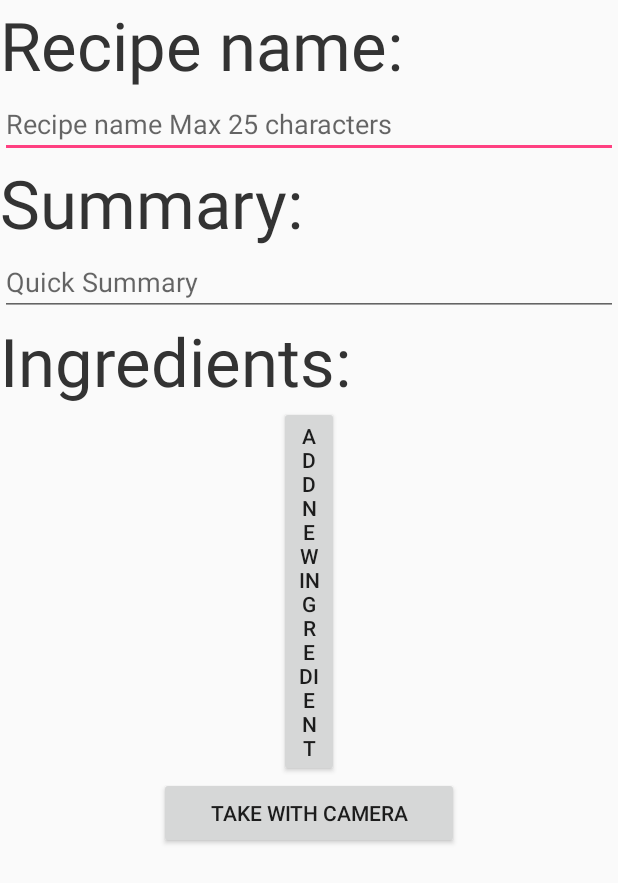
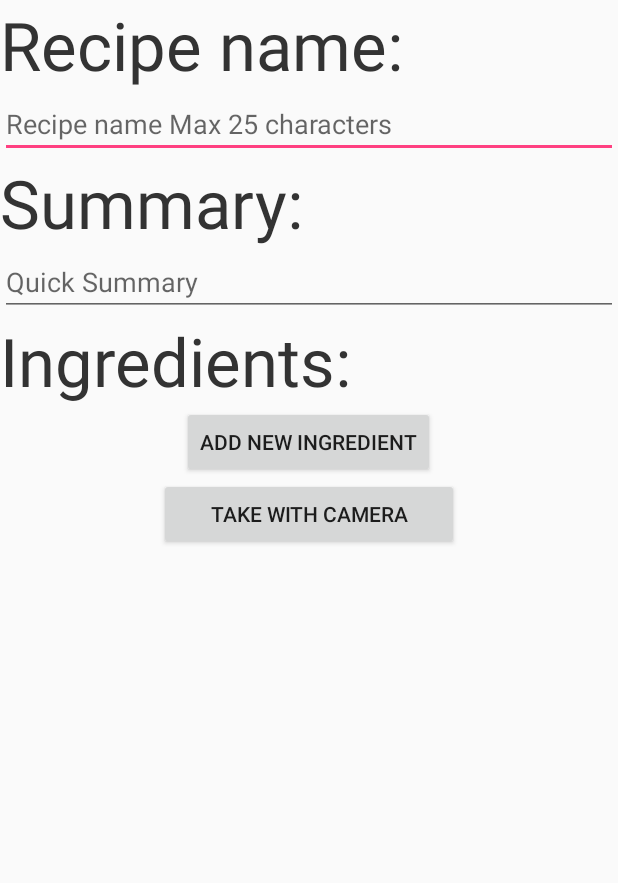
Before and after one commit to Telerik-Android/WhatRecipes, an Android app: the fragment AddNewRecipeFragment shown on its own in the app's theme, on a phone screen of 412 x 824 dp. Shown: the top 883 px of the screen. Run offline under Robolectric (Android 15) with nearby library versions, the phone set to English and light mode, and no system bars; our stand-ins replace ButterKnife, Dagger/Hilt's generated code, Firebase (no records; nobody signed in at launch, a user with empty details on screens opened directly); libraries missing offline, so code that uses them is left out: com.commonsware.cwac.

Commit message:
MVP improvements and AddNewRecipeView new implementations

```diff
--- a/WhatRecipes/app/src/main/java/com/whatrecipes/whatrecipes/IPresenter.java
+++ b/WhatRecipes/app/src/main/java/com/whatrecipes/whatrecipes/IPresenter.java
@@ -1,14 +1,15 @@
 package com.whatrecipes.whatrecipes;
 
 import com.whatrecipes.whatrecipes.data.Recipe;
+import com.whatrecipes.whatrecipes.presenters.Presenter;
 
 public interface IPresenter {
 
-    interface RecipeStackPresenter{
+    interface RecipeStackPresenter extends Presenter<IView.RecipeStackView>{
         void loadRecipesStack();
     }
 
-    interface AddRecipePresenter{
+    interface AddRecipePresenter extends Presenter<IView.AddNewRecipeView>{
         void loadAddRecipeForm();
         void saveRecipeToFirebaseDb(Recipe recipe);
     }
--- a/WhatRecipes/app/src/main/java/com/whatrecipes/whatrecipes/presenters/AddNewRecipePresenter.java
+++ b/WhatRecipes/app/src/main/java/com/whatrecipes/whatrecipes/presenters/AddNewRecipePresenter.java
@@ -24,10 +24,6 @@ public class AddNewRecipePresenter implements IPresenter.AddRecipePresenter {
 
     }
 
-    public void setmView(IView.AddNewRecipeView mView) {
-        this.mView = mView;
-    }
-
     @Override
     public void loadAddRecipeForm() {
 
@@ -38,4 +34,9 @@ public class AddNewRecipePresenter implements IPresenter.AddRecipePresenter {
     public void saveRecipeToFirebaseDb(Recipe recipe) {
         firebaseDb.getReference("recipes").push().setValue(recipe);
     }
+
+    @Override
+    public void setView(IView.AddNewRecipeView view) {
+        this.mView = view;
+    }
 }
--- /dev/null
+++ b/WhatRecipes/app/src/main/java/com/whatrecipes/whatrecipes/presenters/Presenter.java
@@ -0,0 +1,9 @@
+package com.whatrecipes.whatrecipes.presenters;
+
+/**
+ * Created by dnt on 14.2.2017 г..
+ */
+
+public interface Presenter<T> {
+    void setView(T view);
+}
--- a/WhatRecipes/app/src/main/java/com/whatrecipes/whatrecipes/presenters/RecipesStackPresenter.java
+++ b/WhatRecipes/app/src/main/java/com/whatrecipes/whatrecipes/presenters/RecipesStackPresenter.java
@@ -11,8 +11,6 @@ import javax.inject.Inject;
  */
 
 public class RecipesStackPresenter implements IPresenter.RecipeStackPresenter {
-
-
     private IView.RecipeStackView mView;
     private final FirebaseDatabase db;
 
@@ -27,7 +25,9 @@ public class RecipesStackPresenter implements IPresenter.RecipeStackPresenter {
         // load from firebase or local database
     }
 
-    public void setmView(IView.RecipeStackView mView) {
-        this.mView = mView;
+
+    @Override
+    public void setView(IView.RecipeStackView view) {
+        this.mView = view;
     }
 }
--- a/WhatRecipes/app/src/main/java/com/whatrecipes/whatrecipes/view/fragments/AddNewRecipeFragment.java
+++ b/WhatRecipes/app/src/main/java/com/whatrecipes/whatrecipes/view/fragments/AddNewRecipeFragment.java
@@ -49,21 +49,29 @@ import butterknife.BindView;
 import butterknife.ButterKnife;
 import butterknife.OnClick;
 
+import static com.whatrecipes.whatrecipes.R.id.container;
+
 /**
  * Created by dnt on 13.2.2017 г..
  */
 
 public class AddNewRecipeFragment extends Fragment implements IView.AddNewRecipeView {
+    private File testRoot;
+    private static final int REQUEST_PORTRAIT_RFC=1337;
+    private static final int REQUEST_PORTRAIT_FFC=REQUEST_PORTRAIT_RFC+1;
+    private Uri file;
+    private ArrayList<LinearLayout> ingredientsList;
 
-    private ImageView imageView;
-    private Uri file;
+    private View view;
 
     @BindView(R.id.camera_button)
     Button cameraButton;
 
-    private File testRoot;
-    private static final int REQUEST_PORTRAIT_RFC=1337;
-    private static final int REQUEST_PORTRAIT_FFC=REQUEST_PORTRAIT_RFC+1;
+    @BindView(R.id.image_view)
+    public ImageView imageView;
+
+    @BindView(R.id.add_ingredient_field_button)
+    Button addIngredientFieldButton;
 
     @Inject
     AddNewRecipePresenter presenter;
@@ -71,22 +79,16 @@ public class AddNewRecipeFragment extends Fragment implements IView.AddNewRecipe
     @Nullable
     @Override
     public View onCreateView(LayoutInflater inflater, @Nullable ViewGroup container, @Nullable Bundle savedInstanceState) {
-        View view = inflater.inflate(R.layout.fragment_add_new_recipe,container,false);
+        view = inflater.inflate(R.layout.fragment_add_new_recipe,container,false);
 
 
-            //LinearLayout ll = (LinearLayout)view.findViewById(R.id.ingredient_framelayout);
-            //ll.addView(layout);
-        DaggerAppComponent.builder()
-                .viewModule(new ViewModule(this))
-                .build()
-                .inject(this);
+        this.ingredientsList = new ArrayList<>();
 
-//
-//        App.get()
-//                .getAppComponent().inject(this);
+        App.get().getAppComponent().inject(this);
 
         ButterKnife.bind(this,view);
-        imageView=(ImageView) view.findViewById(R.id.image_view);
+
+        presenter.setView(this);
 
         return view;
     }
@@ -108,6 +110,14 @@ public class AddNewRecipeFragment extends Fragment implements IView.AddNewRecipe
                 .build();
 
         startActivityForResult(i, REQUEST_PORTRAIT_FFC);
+    }
+
+    @OnClick(R.id.add_ingredient_field_button)
+    public void handleAddNewIngredientForm(){
+        LinearLayout newLayout = this.addIngridientFormView();
+        this.ingredientsList.add(newLayout);
+        LinearLayout ll = (LinearLayout)view.findViewById(R.id.ingredient_framelayout);
+        ll.addView(newLayout);
     }
 
     @Override
--- a/WhatRecipes/app/src/main/res/layout/fragment_add_new_recipe.xml
+++ b/WhatRecipes/app/src/main/res/layout/fragment_add_new_recipe.xml
@@ -42,6 +42,7 @@
             android:text="@string/recipe_ingredients"
             android:textAppearance="@style/RecipeHugeFont"/>
 
+        <!-- LinearLayout holder for dynamically adding of Ingredient fields -->
         <LinearLayout
             android:orientation="vertical"
             android:id="@+id/ingredient_framelayout"
@@ -49,10 +50,11 @@
             android:layout_height="wrap_content">
 
         </LinearLayout>
+        <!-- End of LinearLayout holder for Ingredients -->
 
         <Button
             android:id="@+id/add_ingredient_field_button"
-            android:layout_width="40dp"
+            android:layout_width="wrap_content"
             android:layout_height="wrap_content"
             android:text="Add new ingredient"/>
 
```
